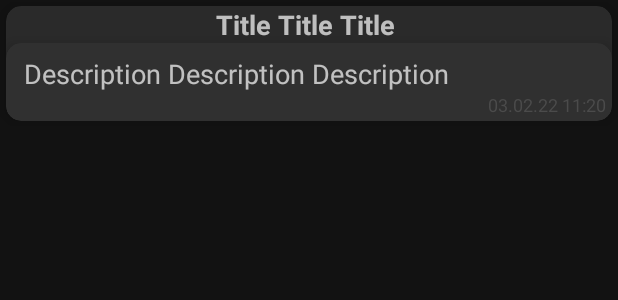
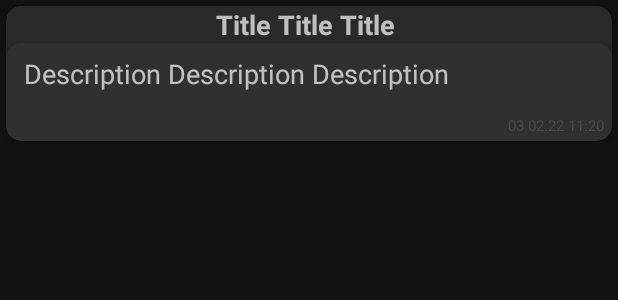
Before and after one commit to AlecSPb/Note, an Android app: the layout note_item.xml on its own in the app's theme, with its tools: preview values and no code run, on a phone screen of 412 x 824 dp. Shown: the top 300 px of the screen. Run offline under Robolectric (Android 15) with nearby library versions, the phone set to English and light mode, and no system bars.

Commit message:
update UI

```diff
--- a/app/src/main/res/layout/note_item.xml
+++ b/app/src/main/res/layout/note_item.xml
@@ -30,7 +30,6 @@
             android:id="@+id/cv_description"
             android:layout_width="match_parent"
             android:layout_height="wrap_content"
-            android:minHeight="52dp"
             app:cardCornerRadius="10dp"
             app:cardElevation="5dp">
 
@@ -44,6 +43,7 @@
                     android:layout_width="match_parent"
                     android:layout_height="wrap_content"
                     android:gravity="start"
+                    android:minHeight="48dp"
                     android:paddingStart="12dp"
                     android:paddingTop="8dp"
                     android:paddingEnd="12dp"
@@ -56,10 +56,11 @@
                     android:layout_height="wrap_content"
                     android:gravity="end"
                     android:paddingStart="16dp"
-                    android:paddingEnd="4dp"
-                    android:paddingBottom="2dp"
+                    android:paddingEnd="5dp"
+                    android:paddingBottom="3dp"
                     android:textColor="@color/light_gray"
-                    android:textSize="12sp"
+                    android:textSize="10sp"
+                    tools:ignore="SmallSp"
                     tools:text="03.02.22 11:20" />
 
             </LinearLayout>
--- a/app/src/main/res/values/strings.xml
+++ b/app/src/main/res/values/strings.xml
@@ -25,5 +25,5 @@
     <string name="cancel_text">Cancel</string>
     <string name="submit_text">Submit</string>
     <string name="layout_menu_title" translatable="false">Layout</string>
-    <string name="edited_text">"edited "</string>
+    <string name="edited_text">"edit. "</string>
 </resources>
```
Also changed, not shown: app/src/main/res/layout/fragment_edit_note.xml (+4 -4 lines).
